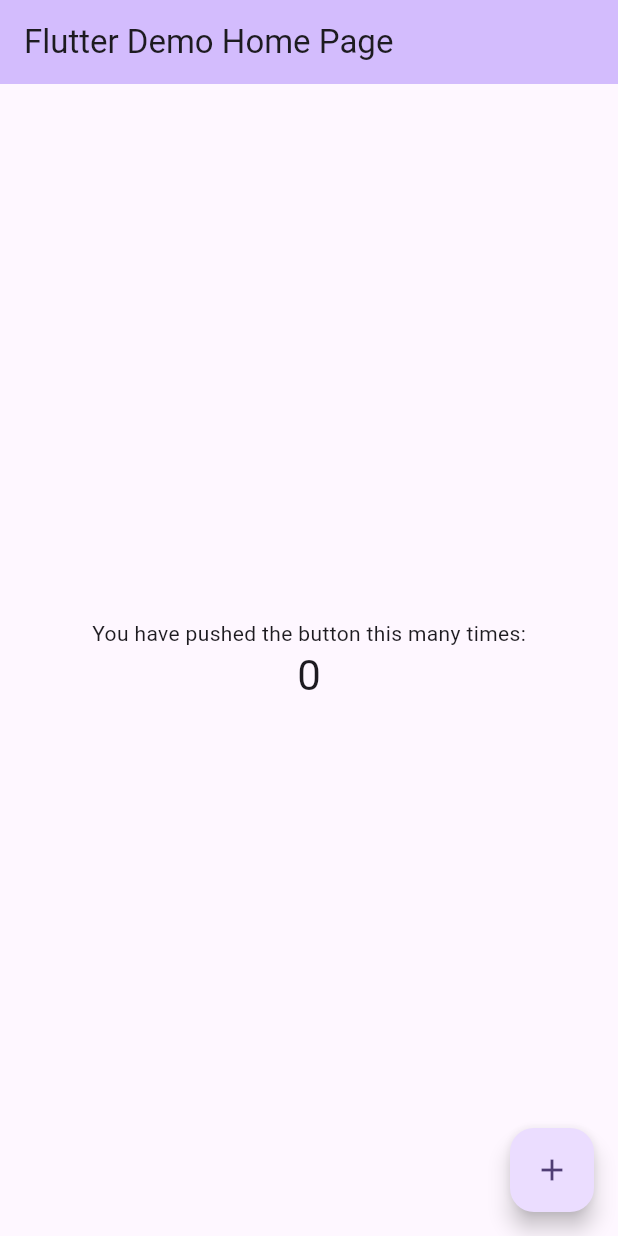
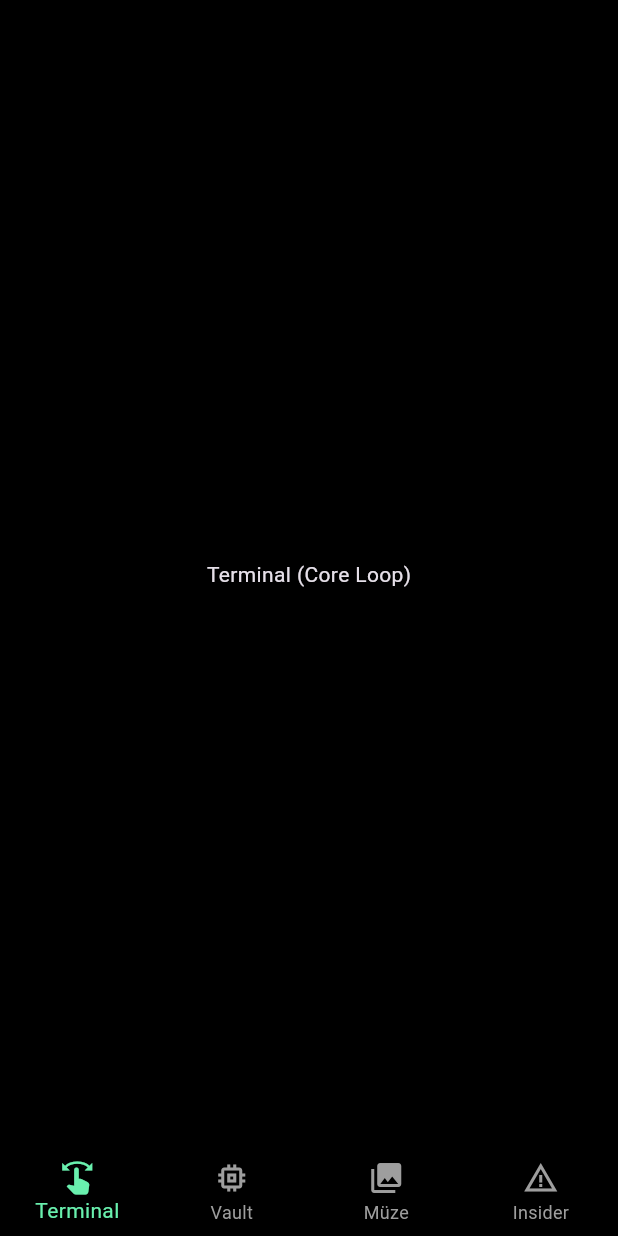
Before and after one commit to CharlesKaleci/dark_pool, a Flutter app: the screen it shows after launch, on a phone screen of 412 x 824 dp. Run offline on Flutter 3.47's test engine with Material 3 defaults, Android fonts, the phone set to English and light mode, and no system bars; our stand-ins replace flutter_riverpod, go_router.

Commit message:
feat: setup clean architecture, riverpod, and bottom navigation

```diff
--- /dev/null
+++ b/lib/core/router/app_router.dart
@@ -0,0 +1,35 @@
+import 'package:flutter/material.dart';
+import 'package:go_router/go_router.dart';
+import '../../features/terminal/presentation/terminal_screen.dart';
+import '../../features/vault/presentation/vault_screen.dart';
+import '../../features/museum/presentation/museum_screen.dart';
+import '../../features/insider/presentation/insider_screen.dart';
+import '../widgets/main_layout.dart';
+
+final GlobalKey<NavigatorState> _rootNavigatorKey = GlobalKey<NavigatorState>();
+
+final goRouter = GoRouter(
+  navigatorKey: _rootNavigatorKey,
+  initialLocation: '/terminal',
+  routes: [
+    StatefulShellRoute.indexedStack(
+      builder: (context, state, navigationShell) {
+        return MainLayout(navigationShell: navigationShell);
+      },
+      branches: [
+        StatefulShellBranch(
+          routes: [GoRoute(path: '/terminal', builder: (context, state) => const TerminalScreen())],
+        ),
+        StatefulShellBranch(
+          routes: [GoRoute(path: '/vault', builder: (context, state) => const VaultScreen())],
+        ),
+        StatefulShellBranch(
+          routes: [GoRoute(path: '/museum', builder: (context, state) => const MuseumScreen())],
+        ),
+        StatefulShellBranch(
+          routes: [GoRoute(path: '/insider', builder: (context, state) => const InsiderScreen())],
+        ),
+      ],
+    ),
+  ],
+);
--- /dev/null
+++ b/lib/core/widgets/main_layout.dart
@@ -0,0 +1,36 @@
+import 'package:flutter/material.dart';
+import 'package:go_router/go_router.dart';
+
+class MainLayout extends StatelessWidget {
+  final StatefulNavigationShell navigationShell;
+
+  const MainLayout({super.key, required this.navigationShell});
+
+  void _onTap(BuildContext context, int index) {
+    navigationShell.goBranch(
+      index,
+      initialLocation: index == navigationShell.currentIndex,
+    );
+  }
+
+  @override
+  Widget build(BuildContext context) {
+    return Scaffold(
+      body: navigationShell,
+      bottomNavigationBar: BottomNavigationBar(
+        currentIndex: navigationShell.currentIndex,
+        onTap: (index) => _onTap(context, index),
+        type: BottomNavigationBarType.fixed, // 4 ikon olduğu için fixed kullanıyoruz
+        selectedItemColor: Colors.greenAccent, // Oyunun Matrix/Borsa temasına uygun
+        unselectedItemColor: Colors.grey,
+        backgroundColor: Colors.black87,
+        items: const [
+          BottomNavigationBarItem(icon: Icon(Icons.swipe), label: 'Terminal'),
+          BottomNavigationBarItem(icon: Icon(Icons.memory), label: 'Vault'),
+          BottomNavigationBarItem(icon: Icon(Icons.collections), label: 'Müze'),
+          BottomNavigationBarItem(icon: Icon(Icons.warning_amber), label: 'Insider'),
+        ],
+      ),
+    );
+  }
+}
--- /dev/null
+++ b/lib/features/terminal/presentation/terminal_screen.dart
@@ -0,0 +1,12 @@
+import 'package:flutter/material.dart';
+
+class TerminalScreen extends StatelessWidget {
+  const TerminalScreen({super.key});
+
+  @override
+  Widget build(BuildContext context) {
+    return const Scaffold(
+      body: Center(child: Text('Terminal (Core Loop)')),
+    );
+  }
+}
--- a/lib/main.dart
+++ b/lib/main.dart
@@ -1,122 +1,28 @@
 import 'package:flutter/material.dart';
+import 'package:flutter_riverpod/flutter_riverpod.dart';
+import 'core/router/app_router.dart';
 
 void main() {
-  runApp(const MyApp());
+  runApp(
+    // Riverpod'un çalışması için tüm uygulamayı ProviderScope ile sarıyoruz
+    const ProviderScope(
+      child: DarkPoolApp(),
+    ),
+  );
 }
 
-class MyApp extends StatelessWidget {
-  const MyApp({super.key});
+class DarkPoolApp extends StatelessWidget {
+  const DarkPoolApp({super.key});
 
-  // This widget is the root of your application.
   @override
   Widget build(BuildContext context) {
-    return MaterialApp(
-      title: 'Flutter Demo',
+    return MaterialApp.router(
+      title: 'Dark Pool: Insider',
       theme: ThemeData(
-        // This is the theme of your application.
-        //
-        // TRY THIS: Try running your application with "flutter run". You'll see
-        // the application has a purple toolbar. Then, without quitting the app,
-        // try changing the seedColor in the colorScheme below to Colors.green
-        // and then invoke "hot reload" (save your changes or press the "hot
-        // reload" button in a Flutter-supported IDE, or press "r" if you used
-        // the command line to start the app).
-        //
-        // Notice that the counter didn't reset back to zero; the application
-        // state is not lost during the reload. To reset the state, use hot
-        // restart instead.
-        //
-        // This works for code too, not just values: Most code changes can be
-        // tested with just a hot reload.
-        colorScheme: .fromSeed(seedColor: Colors.deepPurple),
+        brightness: Brightness.dark,
+        scaffoldBackgroundColor: Colors.black, // Dark pool ruhuna uygun karanlık tema
       ),
-      home: const MyHomePage(title: 'Flutter Demo Home Page'),
+      routerConfig: goRouter,
     );
   }
 }
-
-class MyHomePage extends StatefulWidget {
-  const MyHomePage({super.key, required this.title});
-
-  // This widget is the home page of your application. It is stateful, meaning
-  // that it has a State object (defined below) that contains fields that affect
-  // how it looks.
-
-  // This class is the configuration for the state. It holds the values (in this
-  // case the title) provided by the parent (in this case the App widget) and
-  // used by the build method of the State. Fields in a Widget subclass are
-  // always marked "final".
-
-  final String title;
-
-  @override
-  State<MyHomePage> createState() => _MyHomePageState();
-}
-
-class _MyHomePageState extends State<MyHomePage> {
-  int _counter = 0;
-
-  void _incrementCounter() {
-    setState(() {
-      // This call to setState tells the Flutter framework that something has
-      // changed in this State, which causes it to rerun the build method below
-      // so that the display can reflect the updated values. If we changed
-      // _counter without calling setState(), then the build method would not be
-      // called again, and so nothing would appear to happen.
-      _counter++;
-    });
-  }
-
-  @override
-  Widget build(BuildContext context) {
-    // This method is rerun every time setState is called, for instance as done
-    // by the _incrementCounter method above.
-    //
-    // The Flutter framework has been optimized to make rerunning build methods
-    // fast, so that you can just rebuild anything that needs updating rather
-    // than having to individually change instances of widgets.
-    return Scaffold(
-      appBar: AppBar(
-        // TRY THIS: Try changing the color here to a specific color (to
-        // Colors.amber, perhaps?) and trigger a hot reload to see the AppBar
-        // change color while the other colors stay the same.
-        backgroundColor: Theme.of(context).colorScheme.inversePrimary,
-        // Here we take the value from the MyHomePage object that was created by
-        // the App.build method, and use it to set our appbar title.
-        title: Text(widget.title),
-      ),
-      body: Center(
-        // Center is a layout widget. It takes a single child and positions it
-        // in the middle of the parent.
-        child: Column(
-          // Column is also a layout widget. It takes a list of children and
-          // arranges them vertically. By default, it sizes itself to fit its
-          // children horizontally, and tries to be as tall as its parent.
-          //
-          // Column has various properties to control how it sizes itself and
-          // how it positions its children. Here we use mainAxisAlignment to
-          // center the children vertically; the main axis here is the vertical
-          // axis because Columns are vertical (the cross axis would be
-          // horizontal).
-          //
-          // TRY THIS: Invoke "debug painting" (choose the "Toggle Debug Paint"
-          // action in the IDE, or press "p" in the console), to see the
-          // wireframe for each widget.
-          mainAxisAlignment: .center,
-          children: [
-            const Text('You have pushed the button this many times:'),
-            Text(
-              '$_counter',
-              style: Theme.of(context).textTheme.headlineMedium,
-            ),
-          ],
-        ),
-      ),
-      floatingActionButton: FloatingActionButton(
-        onPressed: _incrementCounter,
-        tooltip: 'Increment',
-        child: const Icon(Icons.add),
-      ),
-    );
-  }
-}
--- a/pubspec.yaml
+++ b/pubspec.yaml
@@ -30,6 +30,8 @@ environment:
 dependencies:
   flutter:
     sdk: flutter
+  flutter_riverpod: ^2.5.1
+  go_router: ^13.2.0
 
   # The following adds the Cupertino Icons font to your application.
   # Use with the CupertinoIcons class for iOS style icons.
```
Also changed, not shown: lib/features/insider/presentation/insider_screen.dart (added, +12 -0 lines), lib/features/museum/presentation/museum_screen.dart (added, +12 -0 lines), lib/features/vault/presentation/vault_screen.dart (added, +12 -0 lines), pubspec.lock, 1 other file.
